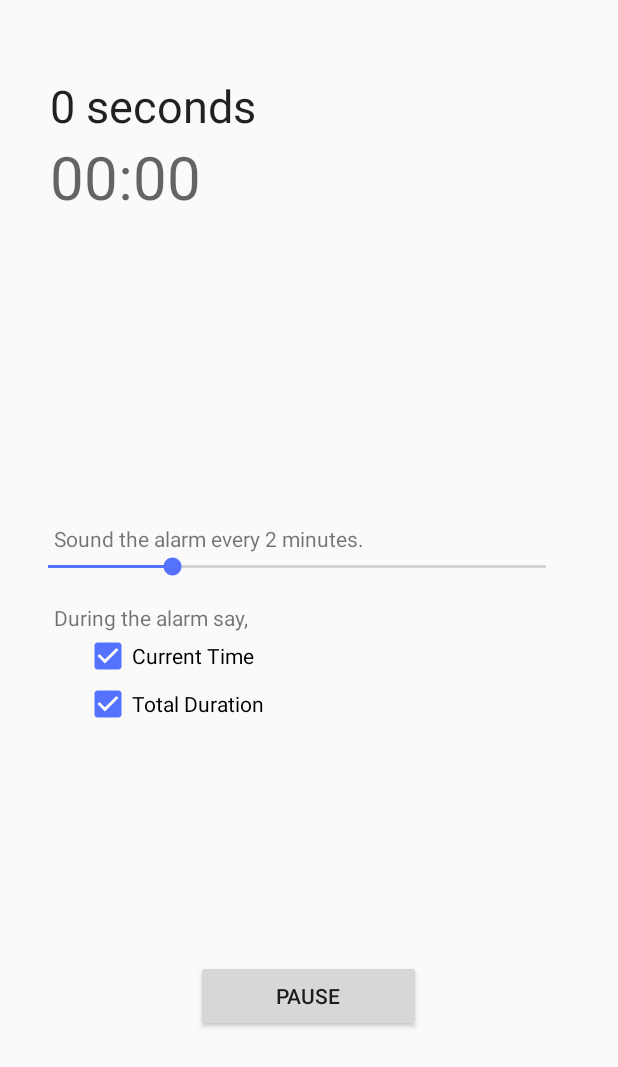
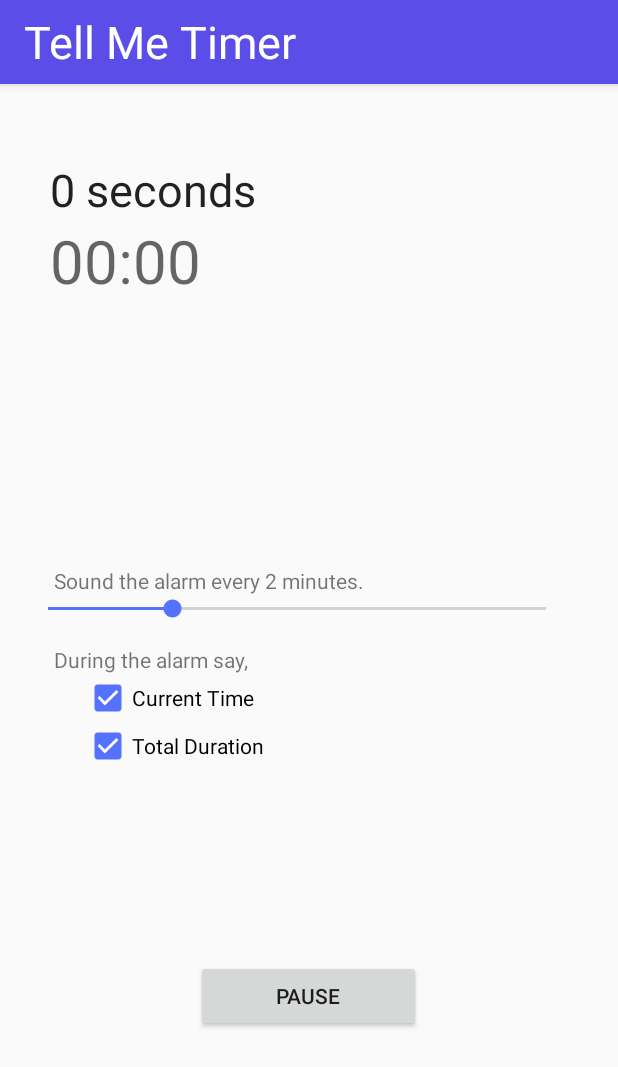
Before and after one commit to pizzaisdavid/TellMeTimer, an Android app: the screen it shows after launch (MainActivity), after a tap on "START", on a phone screen of 412 x 824 dp. Shown: the top 1067 px of the screen. Run offline under Robolectric (Android 15) with nearby library versions, the phone set to English and light mode, and no system bars.

Commit message:
moved countDownClock to main activity

```diff
--- a/app/src/main/java/com/example/user1/tellmetimer/ClockCountUp.java
+++ /dev/null
@@ -1,80 +0,0 @@
-package com.example.user1.tellmetimer;
-
-import android.app.Activity;
-import android.app.NotificationManager;
-import android.os.Bundle;
-import android.support.v4.app.Fragment;
-import android.view.LayoutInflater;
-import android.view.View;
-import android.view.ViewGroup;
-import android.widget.Button;
-
-public class ClockCountUp extends Fragment {
-
-  private Button startButton;
-  private Button resetButton;
-  private boolean isGoing;
-  private StopWatch stopWatch;
-  Activity activity;
-
-  public ClockCountUp() {
-
-  }
-
-  @Override
-  public View onCreateView(LayoutInflater inflater, ViewGroup container, Bundle savedInstanceState) {
-
-    View view = inflater.inflate(R.layout.clock_count_up, container, false);
-    startButton = (Button) view.findViewById(R.id.start_button);
-    resetButton = (Button) view.findViewById(R.id.reset_button);
-    //stopWatch = new StopWatch(activity); // TODO NEXT fragment getactivity returns null
-    isGoing = false;
-    resetButton.setVisibility(View.INVISIBLE);
-    startButton.setOnClickListener(new View.OnClickListener() {
-
-      public void onClick(View view) {
-        isGoing = swapState(isGoing);
-        if (isGoing) {
-          //stopWatch.resume();
-          startButton.setText("Pause");
-          resetButton.setVisibility(View.INVISIBLE);
-        } else {
-          //stopWatch.pause();
-          startButton.setText("Start");
-          resetButton.setVisibility(View.VISIBLE);
-        }
-      }
-
-      private boolean swapState(boolean state) {
-        if (state) {
-          return false;
-        }
-        return true;
-      }
-    });
-
-    resetButton.setOnClickListener(new View.OnClickListener() {
-
-      public void onClick(View view) {
-        if (isGoing == false) {
-          stopWatch.reset();
-          resetButton.setVisibility(View.INVISIBLE);
-        }
-      }
-    });
-
-    return view;
-  }
-
-/*  @Override
-  public void onWindowFocusChanged(boolean hasFocus) {
-    NotificationManager notificationManager = (NotificationManager) getSystemService(NOTIFICATION_SERVICE);
-    StillRunningBackgroundNotification backgroundNotification = new StillRunningBackgroundNotification(this, notificationManager);
-    super.onWindowFocusChanged(hasFocus);
-    if (hasFocus == false && isGoing == true) {
-      backgroundNotification.show();
-    } else {
-      backgroundNotification.hide();
-    }
-  }*/
-}
--- a/app/src/main/java/com/example/user1/tellmetimer/MainActivity.java
+++ b/app/src/main/java/com/example/user1/tellmetimer/MainActivity.java
@@ -1,33 +1,74 @@
 package com.example.user1.tellmetimer;
-import android.app.Activity;
-import android.app.FragmentTransaction;
-import android.os.Bundle;
-import android.support.v4.app.Fragment;
-import android.support.v4.app.FragmentActivity;
-import android.widget.FrameLayout;
-import android.widget.RadioGroup;
-import android.widget.RadioGroup.LayoutParams;
 
 // TODO make a toast when volume is muted to notify.
+// TODO app is unresponsive for a few seconds after start. Started after adding tabs.
+// TODO pick a start time or start now.
 
-public class MainActivity extends FragmentActivity {
+import android.app.NotificationManager;
+import android.os.Bundle;
+import android.support.v7.app.AppCompatActivity;
+import android.view.View;
+import android.widget.Button;
+
+public class MainActivity extends AppCompatActivity {
+
+  private Button startButton;
+  private Button resetButton;
+  private boolean isGoing;
+  private StopWatch stopWatch;
 
   @Override
-  protected void onCreate(Bundle savedInstanceState) {
+  public void onCreate(Bundle savedInstanceState) {
+    super.onCreate(savedInstanceState);
+    setContentView(R.layout.activity_main);
+    startButton = (Button) findViewById(R.id.start_button);
+    resetButton = (Button) findViewById(R.id.reset_button);
+    stopWatch = new StopWatch(MainActivity.this);
+    isGoing = false;
+    resetButton.setVisibility(View.INVISIBLE);
+    startButton.setOnClickListener(new View.OnClickListener() {
 
-    //TODO app is unresponsive for a few seconds after start. Started after adding tabs.
-    super.onCreate(savedInstanceState);
-    FrameLayout frame = new FrameLayout(this);
-    setContentView(frame, new LayoutParams(
-            LayoutParams.MATCH_PARENT, LayoutParams.MATCH_PARENT));
+      public void onClick(View view) {
+        isGoing = swapState(isGoing);
+        if (isGoing) {
+          stopWatch.resume();
+          startButton.setText("Pause");
+          resetButton.setVisibility(View.INVISIBLE);
+        } else {
+          stopWatch.pause();
+          startButton.setText("Start");
+          resetButton.setVisibility(View.VISIBLE);
+        }
+      }
 
-    if (savedInstanceState == null) {
-      Fragment newFragment = new ClockCountUp();
-      getSupportFragmentManager()
-              .beginTransaction()
-              .add(android.R.id.content, newFragment)
-              .commit();
+      private boolean swapState(boolean state) {
+        if (state) {
+          return false;
+        }
+        return true;
+      }
+    });
+
+    resetButton.setOnClickListener(new View.OnClickListener() {
+
+      public void onClick(View view) {
+        if (isGoing == false) {
+          stopWatch.reset();
+          resetButton.setVisibility(View.INVISIBLE);
+        }
+      }
+    });
+  }
+
+  @Override
+  public void onWindowFocusChanged(boolean hasFocus) {
+    NotificationManager notificationManager = (NotificationManager) getSystemService(NOTIFICATION_SERVICE);
+    StillRunningBackgroundNotification backgroundNotification = new StillRunningBackgroundNotification(this, notificationManager);
+    super.onWindowFocusChanged(hasFocus);
+    if (hasFocus == false && isGoing == true) {
+      backgroundNotification.show();
+    } else {
+      backgroundNotification.hide();
     }
   }
-  // TODO pick a start time or start now.
 }
--- a/app/src/main/java/com/example/user1/tellmetimer/StopWatch.java
+++ b/app/src/main/java/com/example/user1/tellmetimer/StopWatch.java
@@ -10,7 +10,7 @@ public class StopWatch {
   private UpdateTask task;
   // TODO duration should probably be in this class?
 
-  public StopWatch(final Activity activity) {
+  public StopWatch(Activity activity) {
     this.schedule = new Timer();
     this.task = new UpdateTask(activity);
     initialize();
--- a/app/src/main/java/com/example/user1/tellmetimer/UpdateTask.java
+++ b/app/src/main/java/com/example/user1/tellmetimer/UpdateTask.java
@@ -4,7 +4,6 @@ import android.app.Activity;
 import android.widget.CheckBox;
 import android.widget.SeekBar;
 import android.widget.TextView;
-
 import java.util.TimerTask;
 
 public class UpdateTask extends TimerTask {
@@ -22,7 +21,7 @@ public class UpdateTask extends TimerTask {
   private VoiceNotification voice;
 
 
-  public UpdateTask(final Activity activity) {
+  public UpdateTask(Activity activity) {
     this.totalTime = (TextView) activity.findViewById(R.id.total_time);
     this.countDown = (TextView) activity.findViewById(R.id.count_down);
     this.sayCurrentTimeCheckBox = (CheckBox) activity.findViewById(R.id.check_box_current_time);
--- a/app/src/main/res/layout/activity_main.xml
+++ b/app/src/main/res/layout/activity_main.xml
@@ -32,4 +32,26 @@
 
     </android.support.design.widget.AppBarLayout>
 
+    <RelativeLayout
+        xmlns:android="http://schemas.android.com/apk/res/android"
+        xmlns:tools="http://schemas.android.com/tools"
+        xmlns:app="http://schemas.android.com/apk/res-auto"
+        android:layout_width="match_parent"
+        android:layout_height="match_parent"
+        android:paddingLeft="@dimen/activity_horizontal_margin"
+        android:paddingRight="@dimen/activity_horizontal_margin"
+        android:paddingTop="@dimen/activity_vertical_margin"
+        android:paddingBottom="@dimen/activity_vertical_margin"
+        app:layout_behavior="@string/appbar_scrolling_view_behavior"
+        tools:context=".ClockCountUp">
+
+        <include layout="@layout/timer_settings"/>
+
+        <include layout="@layout/clock_duration_display"/>
+
+        <include layout="@layout/clock_start_controls"/>
+
+    </RelativeLayout>
+
+
 </android.support.design.widget.CoordinatorLayout>
--- a/app/src/main/res/layout/clock_count_up.xml
+++ /dev/null
@@ -1,21 +0,0 @@
-<?xml version="1.0" encoding="utf-8"?>
-<RelativeLayout
-    xmlns:android="http://schemas.android.com/apk/res/android"
-    xmlns:tools="http://schemas.android.com/tools"
-    xmlns:app="http://schemas.android.com/apk/res-auto"
-    android:layout_width="match_parent"
-    android:layout_height="match_parent"
-    android:paddingLeft="@dimen/activity_horizontal_margin"
-    android:paddingRight="@dimen/activity_horizontal_margin"
-    android:paddingTop="@dimen/activity_vertical_margin"
-    android:paddingBottom="@dimen/activity_vertical_margin"
-    app:layout_behavior="@string/appbar_scrolling_view_behavior"
-    tools:context=".ClockCountUp">
-
-    <include layout="@layout/timer_settings"/>
-
-    <include layout="@layout/clock_duration_display"/>
-
-    <include layout="@layout/clock_start_controls"/>
-
-</RelativeLayout>
```
